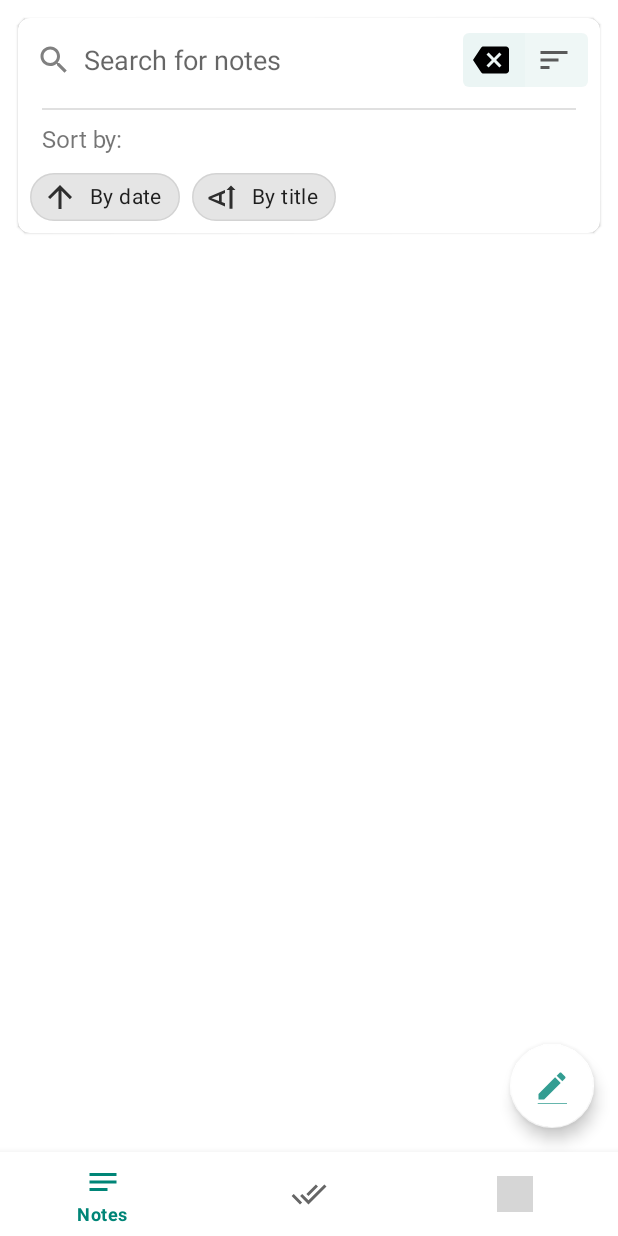
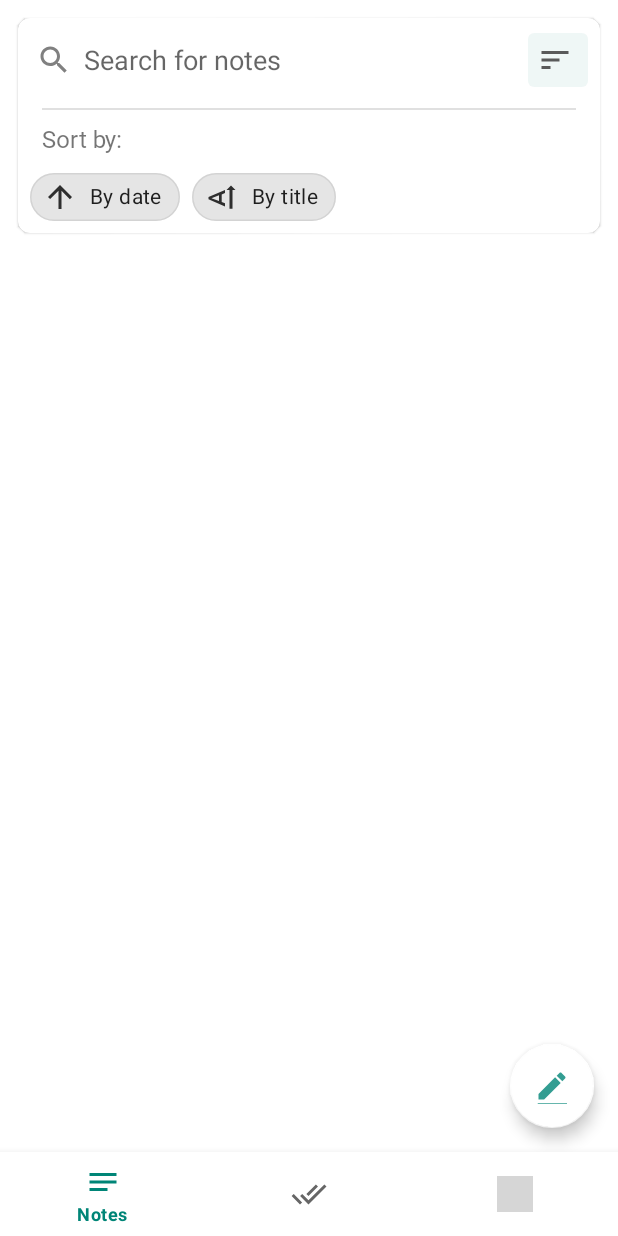
Before and after one commit to AhRaul/NoteOrganizer, an Android app: the screen it shows after launch (MainActivity), after a tap on an icon or button, on a phone screen of 412 x 824 dp. Run offline under Robolectric (Android 15) with nearby library versions, the phone set to English and light mode, and no system bars; our stand-ins replace Room's generated code, RxJava, navigation-ui; 1 other tap on this screen came first; grey boxes are pictures that could not be loaded.

Commit message:
commit fixed

```diff
--- a/app/src/main/java/ru/reliableteam/noteorganizer/notes/notes_list_fragment/presenter/INotesPresenter.java
+++ b/app/src/main/java/ru/reliableteam/noteorganizer/notes/notes_list_fragment/presenter/INotesPresenter.java
@@ -23,6 +23,6 @@ public interface INotesPresenter extends BasePresenter {
     void deleteNotes();
     void migrateSelectedNotes();
 
-    TextWatcher getTextChangeListener();
+    TextWatcher getTextChangeListener(View buttonClear);
     ChipGroup.OnCheckedChangeListener getOnCheckedChangeListener();
 }
--- a/app/src/main/java/ru/reliableteam/noteorganizer/notes/notes_list_fragment/presenter/NotesPresenter.java
+++ b/app/src/main/java/ru/reliableteam/noteorganizer/notes/notes_list_fragment/presenter/NotesPresenter.java
@@ -13,8 +13,8 @@ import ru.reliableteam.noteorganizer.R;
 import ru.reliableteam.noteorganizer.entity.NoteDaoImpl;
 import ru.reliableteam.noteorganizer.entity.shared_prefs.SharedPreferencesManager;
 import ru.reliableteam.noteorganizer.notes.model.Note;
+import ru.reliableteam.noteorganizer.notes.notes_list_fragment.view.NotesFragment;
 import ru.reliableteam.noteorganizer.notes.notes_list_fragment.view.recycler.IViewHolder;
-import ru.reliableteam.noteorganizer.notes.notes_list_fragment.view.NotesFragment;
 import ru.reliableteam.noteorganizer.utils.SortListComparator;
 
 /**
@@ -205,13 +205,22 @@ public class NotesPresenter extends NoteDaoImpl implements INotesPresenter {
 
     // LISTENERS
     @Override
-    public TextWatcher getTextChangeListener() {
+    public TextWatcher getTextChangeListener(View buttonClear) {
         return new TextWatcher() {
             @Override
             public void beforeTextChanged(CharSequence s, int start, int count, int after) {}
             @Override
             public void onTextChanged(CharSequence s, int start, int before, int count) {
+                setClearButtonVisibility(s);
                 searchNotes(s.toString());
+            }
+            private void setClearButtonVisibility(CharSequence s) {
+                if (s.length() == 0) {
+                    buttonClear.setVisibility(View.GONE);
+                } else {
+                    if (buttonClear.getVisibility() != View.VISIBLE)
+                        buttonClear.setVisibility(View.VISIBLE);
+                }
             }
             @Override
             public void afterTextChanged(Editable s) {}
--- a/app/src/main/java/ru/reliableteam/noteorganizer/notes/notes_list_fragment/view/NotesFragment.java
+++ b/app/src/main/java/ru/reliableteam/noteorganizer/notes/notes_list_fragment/view/NotesFragment.java
@@ -2,9 +2,6 @@ package ru.reliableteam.noteorganizer.notes.notes_list_fragment.view;
 
 import android.content.Intent;
 import android.os.Bundle;
-import android.text.Editable;
-import android.text.TextWatcher;
-import android.util.Log;
 import android.view.LayoutInflater;
 import android.view.View;
 import android.view.ViewGroup;
@@ -15,7 +12,6 @@ import androidx.annotation.NonNull;
 import androidx.appcompat.widget.LinearLayoutCompat;
 import androidx.constraintlayout.widget.ConstraintLayout;
 import androidx.fragment.app.Fragment;
-import androidx.recyclerview.widget.GridLayoutManager;
 import androidx.recyclerview.widget.RecyclerView;
 import androidx.recyclerview.widget.StaggeredGridLayoutManager;
 
@@ -43,6 +39,7 @@ public class NotesFragment extends Fragment {
     private FloatingActionButton writeNewNote;
     private MaterialButton sortNotes;
     private TextInputEditText searchNoteTv;
+    MaterialButton clearSearch;
 
     private INotesPresenter presenter;
 
@@ -87,8 +84,12 @@ public class NotesFragment extends Fragment {
         sortGroup.setOnCheckedChangeListener(presenter.getOnCheckedChangeListener());
     }
     private void initSearchNoteLayout() {
+        clearSearch = root.findViewById(R.id.clear_search);
+        clearSearch.setOnClickListener( v -> clearSearch() );
+        clearSearch.setVisibility(View.GONE);
+
         searchNoteTv = root.findViewById(R.id.search_text_view);
-        searchNoteTv.addTextChangedListener(presenter.getTextChangeListener());
+        searchNoteTv.addTextChangedListener(presenter.getTextChangeListener(clearSearch));
     }
     private void initExtraOptionsLayout() {
         extraOptionsLayout = root.findViewById(R.id.extra_options_group);
@@ -193,4 +194,8 @@ public class NotesFragment extends Fragment {
             }
         };
     }
+
+    private void clearSearch() {
+        searchNoteTv.setText("");
+    }
 }
--- a/app/src/main/java/ru/reliableteam/noteorganizer/notes/single_note_activity/view/SingleNoteActivity.java
+++ b/app/src/main/java/ru/reliableteam/noteorganizer/notes/single_note_activity/view/SingleNoteActivity.java
@@ -1,33 +1,24 @@
 package ru.reliableteam.noteorganizer.notes.single_note_activity.view;
 
 import android.app.AlertDialog;
-import android.graphics.Typeface;
 import android.os.Bundle;
 import android.text.Editable;
 import android.text.ParcelableSpan;
 import android.text.Spannable;
 import android.text.Spanned;
 import android.text.TextWatcher;
-import android.text.style.StrikethroughSpan;
-import android.text.style.StyleSpan;
-import android.text.style.UnderlineSpan;
 import android.view.View;
-import android.view.WindowManager;
 import android.widget.ImageButton;
 import android.widget.Toast;
 
-import com.google.android.material.button.*;
+import com.google.android.material.button.MaterialButton;
+import com.google.android.material.button.MaterialButtonToggleGroup;
 import com.google.android.material.textfield.TextInputEditText;
-
-import java.util.ArrayList;
-import java.util.List;
 
 import ru.reliableteam.noteorganizer.BaseActivity;
 import ru.reliableteam.noteorganizer.R;
 import ru.reliableteam.noteorganizer.notes.single_note_activity.StyleState;
 import ru.reliableteam.noteorganizer.notes.single_note_activity.calculator_fragment.view.CalculatorFragment;
-import ru.reliableteam.noteorganizer.entity.shared_prefs.SharedPreferencesManager;
-import ru.reliableteam.noteorganizer.notes.model.Span;
 import ru.reliableteam.noteorganizer.notes.single_note_activity.presenter.SingleNotePresenter;
 import ru.reliableteam.noteorganizer.notes.single_note_activity.presenter.TextSpanPresenter;
 
@@ -39,7 +30,7 @@ public class SingleNoteActivity extends BaseActivity
     private TextSpanPresenter spanPresenter;
     CalculatorFragment calculatorFragment;
 
-    TextInputEditText noteText, noteTitle, search_text_view;
+    TextInputEditText noteText, noteTitle;
     MaterialButton boldBtn, italicBtn, underlineBtn, strikeBtn;
     ImageButton cancelBtn, saveBtn, deleteBtn, calcBtn, shareBtn;
     MaterialButtonToggleGroup toggleGroup;
@@ -236,9 +227,4 @@ public class SingleNoteActivity extends BaseActivity
         super.onDestroy();
         hideKeyBoard();
     }
-
-    public void clearSearch(View view) {
-        search_text_view.setText("");
-    }
-
 }
--- a/app/src/main/res/drawable/ic_backspace_black_24dp.xml
+++ b/app/src/main/res/drawable/ic_backspace_black_24dp.xml
@@ -2,8 +2,11 @@
         android:width="24dp"
         android:height="24dp"
         android:viewportWidth="24.0"
-        android:viewportHeight="24.0">
+        android:viewportHeight="24.0"
+        android:tint="?attr/colorControlNormal"
+    android:alpha="0.8"
+    >
     <path
-        android:fillColor="#FF000000"
+        android:fillColor="@android:color/white"
         android:pathData="M22,3L7,3c-0.69,0 -1.23,0.35 -1.59,0.88L0,12l5.41,8.11c0.36,0.53 0.9,0.89 1.59,0.89h15c1.1,0 2,-0.9 2,-2L24,5c0,-1.1 -0.9,-2 -2,-2zM19,15.59L17.59,17 14,13.41 10.41,17 9,15.59 12.59,12 9,8.41 10.41,7 14,10.59 17.59,7 19,8.41 15.41,12 19,15.59z"/>
 </vector>
--- a/app/src/main/res/layout-v23/search_view.xml
+++ b/app/src/main/res/layout-v23/search_view.xml
@@ -1,7 +1,6 @@
 <?xml version="1.0" encoding="utf-8"?>
 <androidx.appcompat.widget.LinearLayoutCompat xmlns:android="http://schemas.android.com/apk/res/android"
     xmlns:app="http://schemas.android.com/apk/res-auto"
-    xmlns:tools="http://schemas.android.com/tools"
     android:layout_width="match_parent"
     android:layout_height="wrap_content"
     android:background="@android:color/transparent">
@@ -119,31 +118,27 @@
 
                 </androidx.appcompat.widget.LinearLayoutCompat>
 
+                <com.google.android.material.button.MaterialButton
+                    android:layout_gravity="center_vertical"
+                    android:id="@+id/clear_search"
+                    style="@style/Widget.MaterialComponents.Button.TextButton"
+                    android:layout_width="40dp"
+                    android:layout_height="wrap_content"
+                    app:icon="@drawable/ic_backspace_black_24dp"
+                    app:iconTint="?attr/colorOnSurface"
+                    android:alpha="0.8"
+                    app:strokeColor="@android:color/transparent"
+                    app:iconGravity="textStart" />
+
                 <com.google.android.material.button.MaterialButtonToggleGroup
-
                     android:layout_height="wrap_content"
-                    android:layout_column="2"
-                    android:layout_columnWeight="2"
                     android:layout_gravity="fill">
-
-                    <com.google.android.material.button.MaterialButton
-                        android:layout_gravity="center_vertical"
-                        android:id="@+id/clear_search"
-                        style="@style/Widget.MaterialComponents.Button.TextButton"
-                        android:layout_width="30dp"
-                        android:layout_height="wrap_content"
-                        app:icon="@drawable/ic_backspace_black_24dp"
-                        app:iconTint="?attr/colorOnSurface"
-                        app:strokeColor="@android:color/transparent"
-                        app:iconGravity="textStart"
-                        android:onClick="clearSearch"
-                        android:layout_weight="2"/>
 
                     <com.google.android.material.button.MaterialButton
                         android:layout_gravity="center"
                         android:id="@+id/sort_notes_button"
                         style="@style/Widget.MaterialComponents.Button.TextButton"
-                        android:layout_width="30dp"
+                        android:layout_width="40dp"
                         android:layout_height="wrap_content"
                         app:icon="@drawable/baseline_sort_24"
                         app:iconGravity="textStart"
--- a/app/src/main/res/layout/search_view.xml
+++ b/app/src/main/res/layout/search_view.xml
@@ -1,7 +1,6 @@
 <?xml version="1.0" encoding="utf-8"?>
 <androidx.appcompat.widget.LinearLayoutCompat xmlns:android="http://schemas.android.com/apk/res/android"
     xmlns:app="http://schemas.android.com/apk/res-auto"
-    xmlns:tools="http://schemas.android.com/tools"
     android:layout_width="match_parent"
     android:layout_height="wrap_content"
     android:background="@android:color/transparent">
@@ -118,31 +117,28 @@
 
                 </androidx.appcompat.widget.LinearLayoutCompat>
 
+                <com.google.android.material.button.MaterialButton
+                    android:layout_gravity="center_vertical"
+                    android:id="@+id/clear_search"
+                    style="@style/Widget.MaterialComponents.Button.TextButton"
+                    android:layout_width="40dp"
+                    android:layout_height="wrap_content"
+                    app:icon="@drawable/ic_backspace_black_24dp"
+                    android:alpha="0.8"
+                    app:iconTint="?attr/colorOnSurface"
+                    app:iconGravity="textStart"
+                    />
+
                 <com.google.android.material.button.MaterialButtonToggleGroup
 
                     android:layout_height="wrap_content"
-                    android:layout_column="2"
-                    android:layout_columnWeight="2"
                     android:layout_gravity="fill">
-
-                    <com.google.android.material.button.MaterialButton
-                        android:layout_gravity="center_vertical"
-                        android:id="@+id/clear_search"
-                        style="@style/Widget.MaterialComponents.Button.TextButton"
-                        android:layout_width="30dp"
-                        android:layout_height="wrap_content"
-                        app:icon="@drawable/ic_backspace_black_24dp"
-                        app:iconTint="?attr/colorOnSurface"
-                        app:strokeColor="@android:color/transparent"
-                        app:iconGravity="textStart"
-                        android:onClick="clearSearch"
-                        android:layout_weight="2"/>
 
                     <com.google.android.material.button.MaterialButton
                         android:layout_gravity="center"
                         android:id="@+id/sort_notes_button"
                         style="@style/Widget.MaterialComponents.Button.TextButton"
-                        android:layout_width="30dp"
+                        android:layout_width="40dp"
                         android:layout_height="wrap_content"
                         app:icon="@drawable/baseline_sort_24"
                         app:iconGravity="textStart"
```
